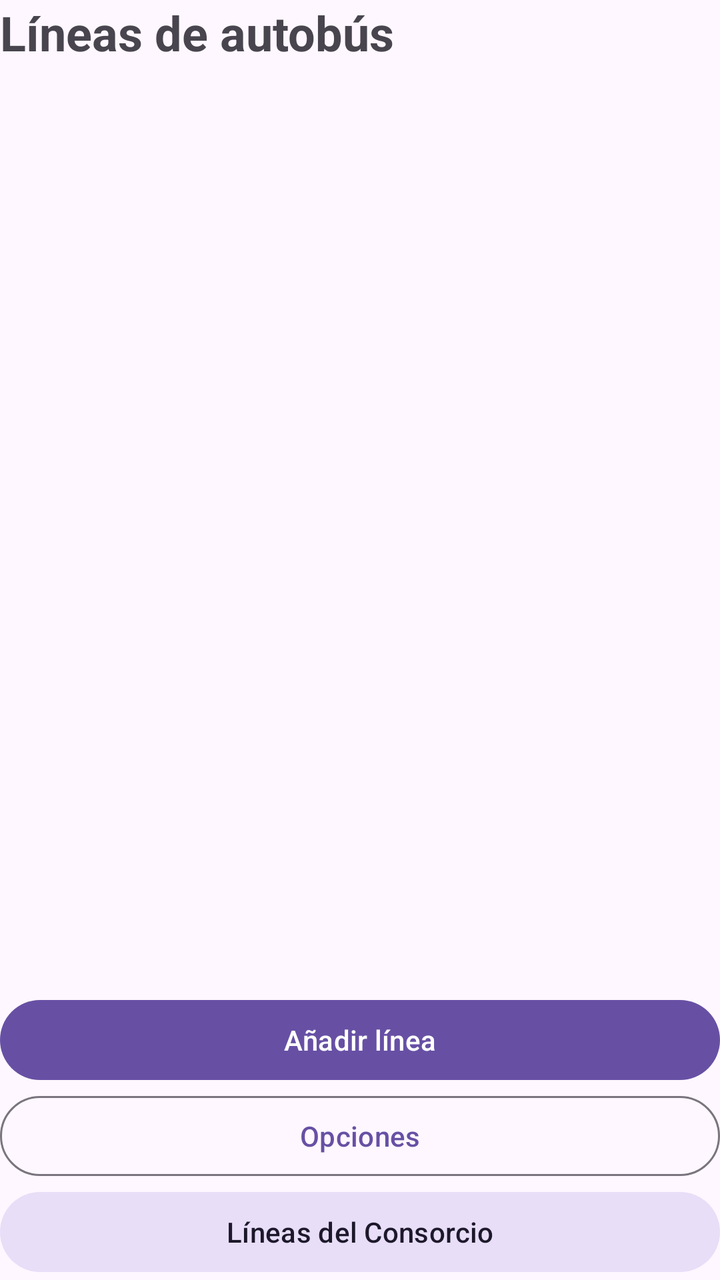
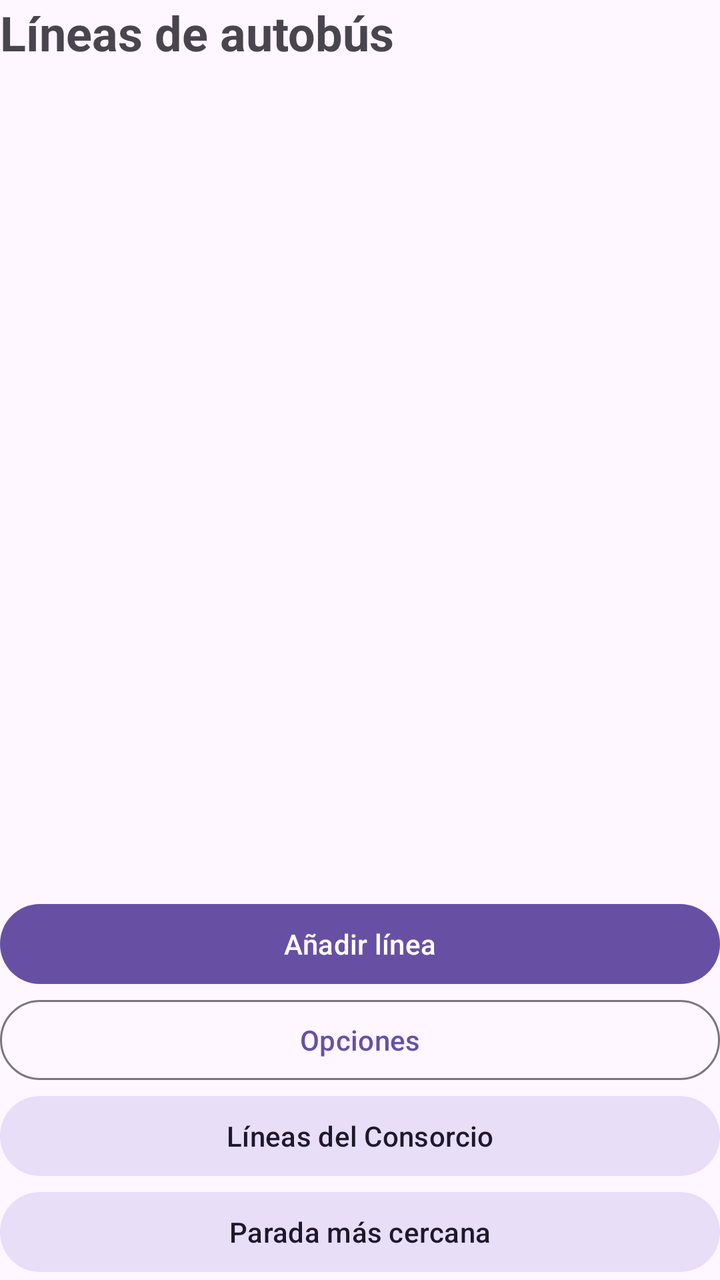

Before-and-after screenshots of an Android layout around one commit, followed by the original layout XML and the change that was made.
<!-- AndroidManifest.xml: application theme Theme.ACT2_UD1 -->
<!-- res/layout/activity_main.xml -->
<?xml version="1.0" encoding="utf-8"?>
<LinearLayout xmlns:android="http://schemas.android.com/apk/res/android"
    android:layout_width="match_parent"
    android:layout_height="match_parent"
    android:orientation="vertical"
    android:layout_margin="16dp"
    android:fitsSystemWindows="true">


    
    <TextView
        android:id="@+id/tvTitulo"
        android:layout_width="wrap_content"
        android:layout_height="wrap_content"
        android:text="@string/titulo_listado"
        android:textSize="24sp"
        android:textStyle="bold"
        android:layout_marginBottom="16dp"/>

    
    <ListView
        android:id="@+id/lvLineas"
        android:layout_width="match_parent"
        android:layout_height="0dp"
        android:layout_weight="1"/>

    
    <Button
        android:id="@+id/btnAnadir"
        android:layout_width="match_parent"
        android:layout_height="wrap_content"
        android:text="@string/btn_anadir"/>

    
    <Button
        android:id="@+id/btnOpciones"
        android:layout_width="match_parent"
        android:layout_height="wrap_content"
        android:text="@string/btn_opciones"
        style="@style/Widget.Material3.Button.OutlinedButton"/>

    
    <Button
        android:id="@+id/btnConsorcio"
        android:layout_width="match_parent"
        android:layout_height="wrap_content"
        android:text="@string/btn_consorcio"
        style="@style/Widget.Material3.Button.TonalButton"/>

</LinearLayout>
<!-- resources referenced by this layout -->
<resources>
  <string name="btn_anadir">Añadir línea</string>
  <string name="btn_consorcio">Líneas del Consorcio</string>
  <string name="btn_opciones">Opciones</string>
  <string name="titulo_listado">Líneas de autobús</string>
  <style name="Theme.ACT2_UD1" parent="Base.Theme.ACT2_UD1" />
  <style name="Base.Theme.ACT2_UD1" parent="Theme.Material3.DayNight.NoActionBar">
          
          
      </style>
</resources>

<!-- the commit's change to res/layout/activity_main.xml (unified diff, before → after) -->
@@ -47,4 +47,12 @@
         android:text="@string/btn_consorcio"
         style="@style/Widget.Material3.Button.TonalButton"/>
 
+    
+    <Button
+        android:id="@+id/btnCerca"
+        android:layout_width="match_parent"
+        android:layout_height="wrap_content"
+        android:text="@string/btn_cerca"
+        style="@style/Widget.Material3.Button.TonalButton"/>
+
 </LinearLayout>
<!-- resource entries referenced after the edit -->
@@ -1,6 +1,7 @@
 <!-- resources referenced by this layout -->
 <resources>
   <string name="btn_anadir">Añadir línea</string>
+  <string name="btn_cerca">Parada más cercana</string>
   <string name="btn_consorcio">Líneas del Consorcio</string>
   <string name="btn_opciones">Opciones</string>
   <string name="titulo_listado">Líneas de autobús</string>
